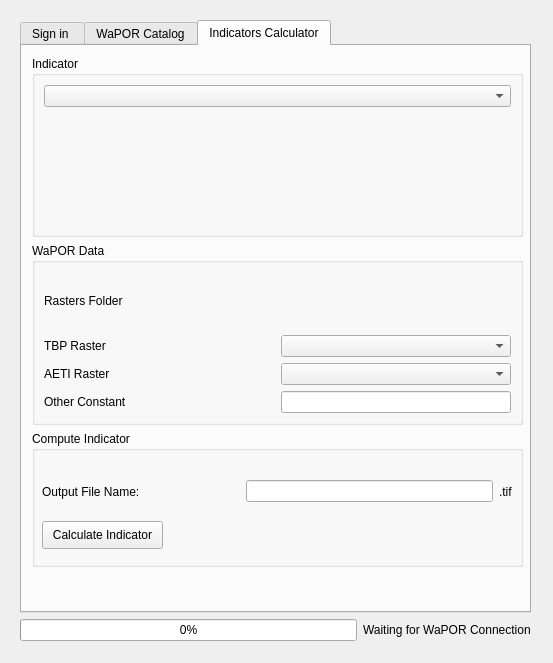
WAGIS/wap_plugin, file wap_plugin_dialog_base.ui: the form before one commit.
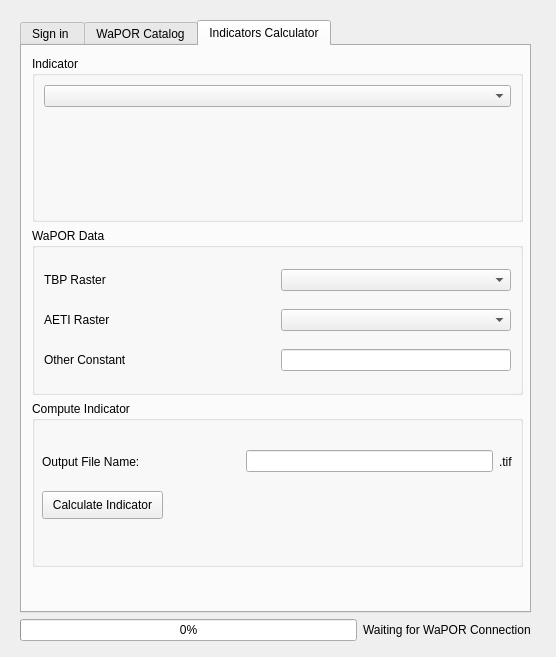
The form after the commit. The open tabs and pages were chosen to show the change. Custom widgets are drawn as their Qt base class.

Commit message: Revert "Feature: Check internet connection "

The edit to the form file:
```diff
--- a/wap_plugin_dialog_base.ui
+++ b/wap_plugin_dialog_base.ui
@@ -6,8 +6,8 @@
    <rect>
     <x>0</x>
     <y>0</y>
-    <width>553</width>
-    <height>663</height>
+    <width>556</width>
+    <height>657</height>
    </rect>
   </property>
   <property name="windowTitle">
@@ -483,7 +483,7 @@
           <height>511</height>
          </rect>
         </property>
-        <layout class="QVBoxLayout" name="verticalLayout_2" stretch="4,4,3">
+        <layout class="QVBoxLayout" name="verticalLayout_2">
          <item>
           <widget class="QGroupBox" name="indicatorBox">
            <property name="title">
@@ -516,24 +516,6 @@
             <string>WaPOR Data</string>
            </property>
            <layout class="QVBoxLayout" name="verticalLayout">
-            <item>
-             <layout class="QHBoxLayout" name="horizontalLayout_13" stretch="2,4">
-              <item>
-               <widget class="QLabel" name="rasterFolderCalculatorLabel">
-                <property name="text">
-                 <string>Rasters Folder</string>
-                </property>
-               </widget>
-              </item>
-              <item>
-               <widget class="QgsFileWidget" name="rasterFolderCalcExplorer">
-                <property name="storageMode">
-                 <enum>QgsFileWidget::GetDirectory</enum>
-                </property>
-               </widget>
-              </item>
-             </layout>
-            </item>
             <item>
              <layout class="QHBoxLayout" name="horizontalLayout_8">
               <item>
```
Left out of the diff: 10 changed lines with no effect on the pictures. The commit also changes 2 other files.
